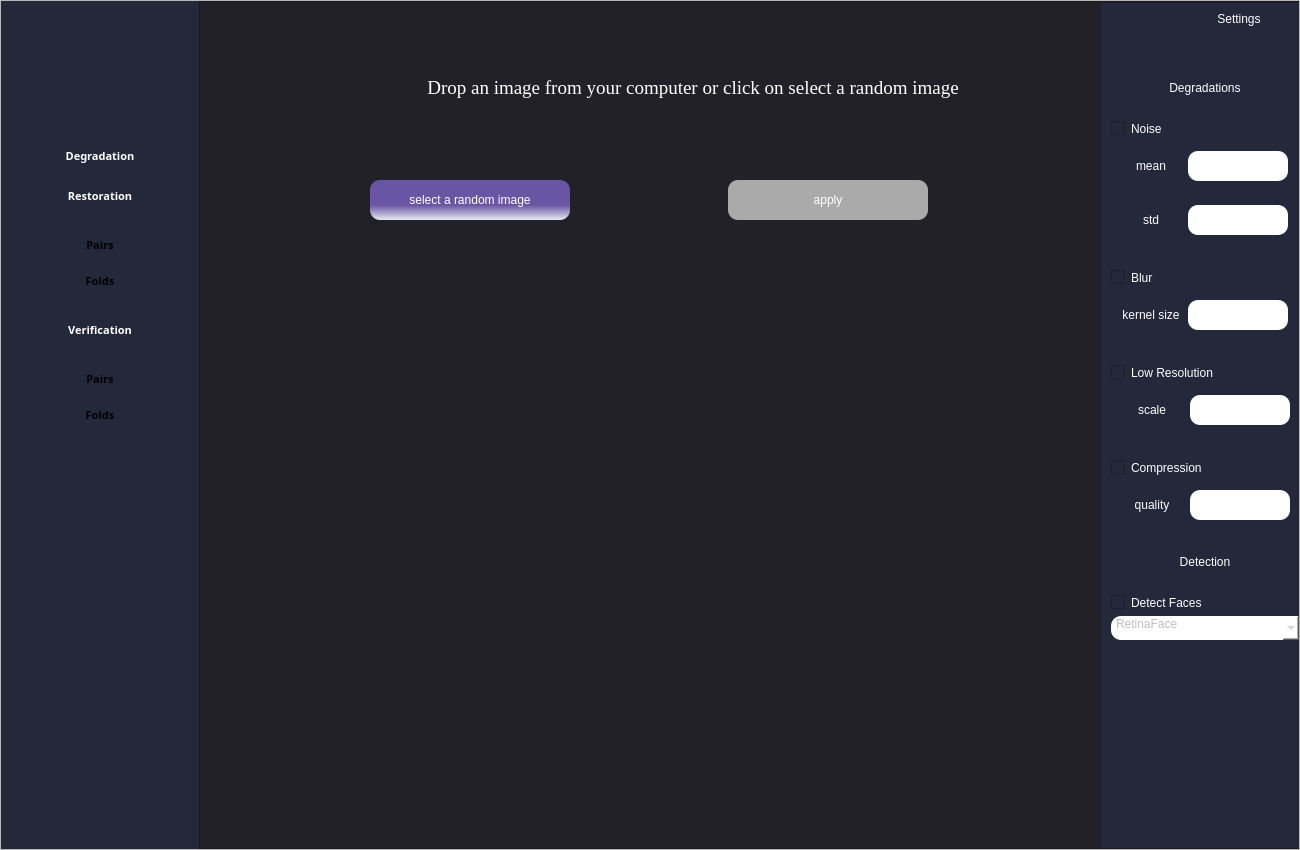
The window that demo_app/uis/cdta.ui (souhila1806/PFE_APP) describes before a commit, drawn with Qt 5.
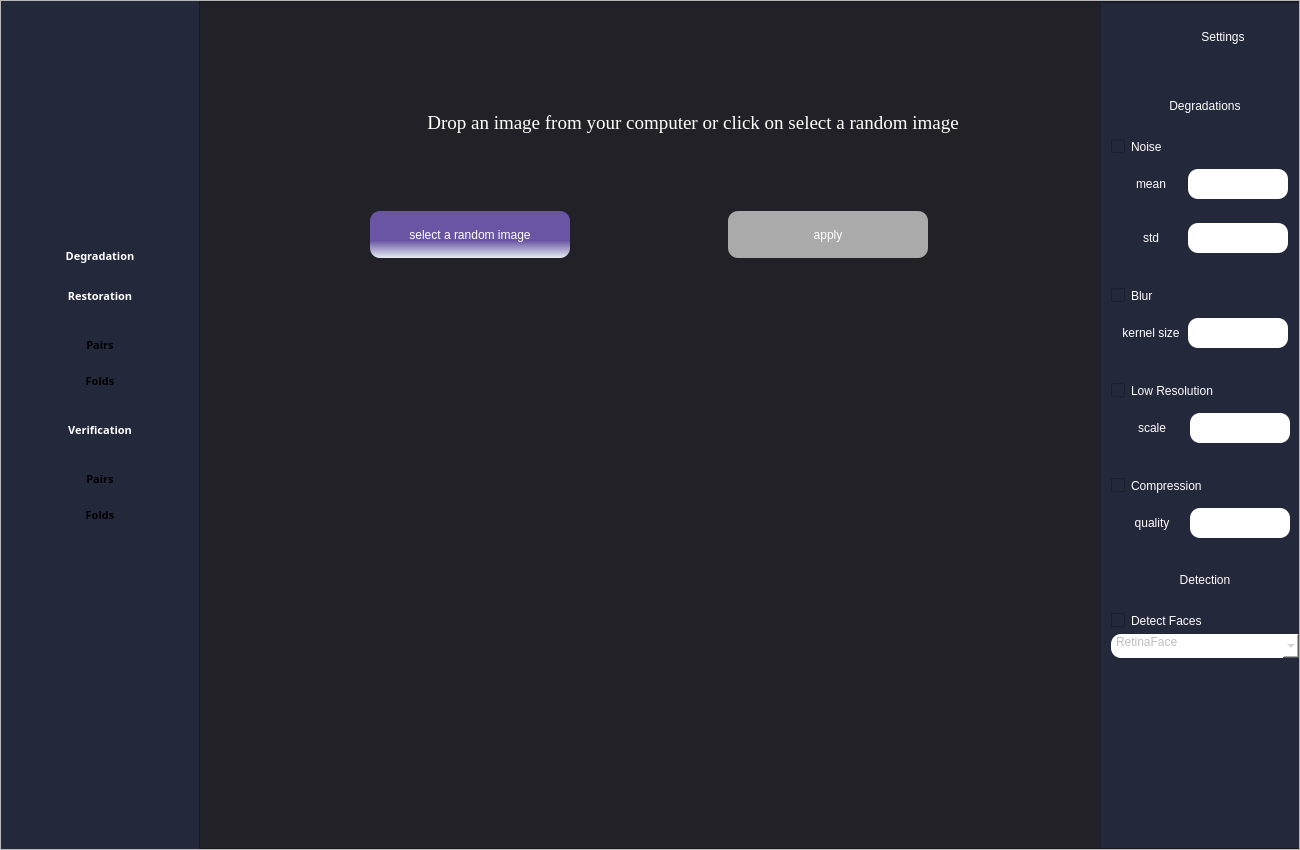
The same window after the commit. Icons and pictures are not drawn.

What changed in the file:
```diff
--- a/demo_app/uis/cdta.ui
+++ b/demo_app/uis/cdta.ui
@@ -130,13 +130,13 @@
               <property name="minimumSize">
                <size>
                 <width>100</width>
-                <height>50</height>
+                <height>100</height>
                </size>
               </property>
               <property name="maximumSize">
                <size>
                 <width>200</width>
-                <height>100</height>
+                <height>200</height>
                </size>
               </property>
               <property name="styleSheet">
@@ -497,6 +497,18 @@
                     <layout class="QHBoxLayout" name="horizontalLayout_3">
                      <item>
                       <widget class="QLabel" name="label_2">
+                       <property name="minimumSize">
+                        <size>
+                         <width>50</width>
+                         <height>50</height>
+                        </size>
+                       </property>
+                       <property name="maximumSize">
+                        <size>
+                         <width>50</width>
+                         <height>50</height>
+                        </size>
+                       </property>
                        <property name="text">
                         <string/>
                        </property>
@@ -1013,6 +1025,25 @@
                   </size>
                  </property>
                  <layout class="QVBoxLayout" name="verticalLayout_9">
+                  <property name="spacing">
+                   <number>0</number>
+                  </property>
+                  <property name="topMargin">
+                   <number>0</number>
+                  </property>
+                  <item>
+                   <spacer name="verticalSpacer_5">
+                    <property name="orientation">
+                     <enum>Qt::Vertical</enum>
+                    </property>
+                    <property name="sizeHint" stdset="0">
+                     <size>
+                      <width>20</width>
+                      <height>50</height>
+                     </size>
+                    </property>
+                   </spacer>
+                  </item>
                   <item>
                    <widget class="QFrame" name="controlspace_2">
                     <property name="sizePolicy">
@@ -1024,19 +1055,22 @@
                     <property name="minimumSize">
                      <size>
                       <width>450</width>
+                      <height>150</height>
+                     </size>
+                    </property>
+                    <property name="maximumSize">
+                     <size>
+                      <width>900</width>
                       <height>75</height>
                      </size>
                     </property>
-                    <property name="maximumSize">
-                     <size>
-                      <width>900</width>
-                      <height>150</height>
-                     </size>
-                    </property>
                     <layout class="QHBoxLayout" name="controlspace">
                      <property name="sizeConstraint">
                       <enum>QLayout::SetMinimumSize</enum>
                      </property>
+                     <property name="bottomMargin">
+                      <number>9</number>
+                     </property>
                      <item>
                       <spacer name="horizontalSpacer_2">
                        <property name="orientation">
@@ -1147,25 +1181,25 @@
                     <property name="minimumSize">
                      <size>
                       <width>450</width>
-                      <height>50</height>
+                      <height>150</height>
                      </size>
                     </property>
                     <property name="maximumSize">
                      <size>
                       <width>900</width>
-                      <height>100</height>
+                      <height>150</height>
                      </size>
                     </property>
                     <layout class="QHBoxLayout" name="horizontalLayout_2">
                      <property name="bottomMargin">
-                      <number>50</number>
+                      <number>9</number>
                      </property>
                      <item>
                       <widget class="QPushButton" name="select_random_deg_btn">
                        <property name="maximumSize">
                         <size>
                          <width>200</width>
-                         <height>40</height>
+                         <height>47</height>
                         </size>
                        </property>
                        <property name="styleSheet">
@@ -1186,7 +1220,7 @@
                        <property name="maximumSize">
                         <size>
                          <width>200</width>
-                         <height>40</height>
+                         <height>47</height>
                         </size>
                        </property>
                        <property name="styleSheet">
@@ -1212,13 +1246,13 @@
                     <property name="minimumSize">
                      <size>
                       <width>800</width>
-                      <height>550</height>
+                      <height>450</height>
                      </size>
                     </property>
                     <property name="maximumSize">
                      <size>
                       <width>860</width>
-                      <height>560</height>
+                      <height>450</height>
                      </size>
                     </property>
                     <layout class="QHBoxLayout" name="imagesspace">
@@ -1228,6 +1262,19 @@
                     </layout>
                    </widget>
                   </item>
+                  <item>
+                   <spacer name="verticalSpacer_6">
+                    <property name="orientation">
+                     <enum>Qt::Vertical</enum>
+                    </property>
+                    <property name="sizeHint" stdset="0">
+                     <size>
+                      <width>20</width>
+                      <height>50</height>
+                     </size>
+                    </property>
+                   </spacer>
+                  </item>
                  </layout>
                 </widget>
                </widget>
```
Left out of the diff: 7 changed lines with no effect on the pictures.
